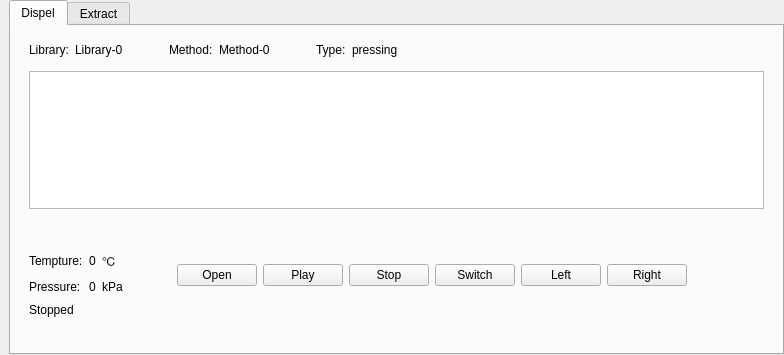
photonlili/Tank, file tank/qdispelform.ui: the form before one commit.
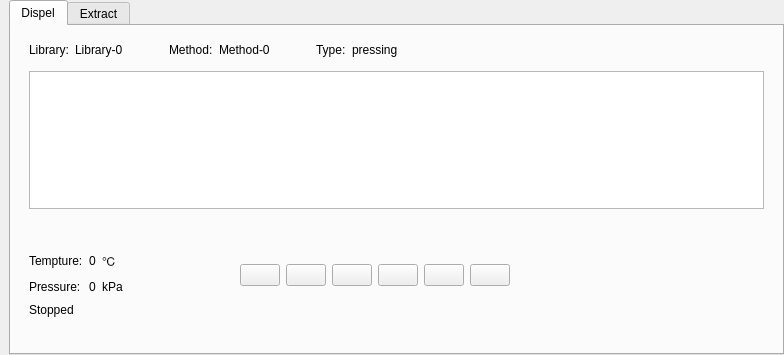
The form after the commit. Custom widgets are drawn as their Qt base class.

What changed in the file:
```diff
--- a/tank/qdispelform.ui
+++ b/tank/qdispelform.ui
@@ -463,7 +463,7 @@
                    </size>
                   </property>
                   <property name="text">
-                   <string>Open</string>
+                   <string/>
                   </property>
                  </widget>
                 </item>
@@ -476,35 +476,35 @@
                    </size>
                   </property>
                   <property name="text">
-                   <string>Play</string>
+                   <string/>
                   </property>
                  </widget>
                 </item>
                 <item>
                  <widget class="QCPushButton" name="btn_stop">
                   <property name="text">
-                   <string>Stop</string>
+                   <string/>
                   </property>
                  </widget>
                 </item>
                 <item>
                  <widget class="QCPushButton" name="btn_trans">
                   <property name="text">
-                   <string>Switch</string>
+                   <string/>
                   </property>
                  </widget>
                 </item>
                 <item>
                  <widget class="QCPushButton" name="btn_turn">
                   <property name="text">
-                   <string>Left</string>
+                   <string/>
                   </property>
                  </widget>
                 </item>
                 <item>
                  <widget class="QCPushButton" name="pushButton_4">
                   <property name="text">
-                   <string>Right</string>
+                   <string/>
                   </property>
                  </widget>
                 </item>
```
Left out of the diff: 14 changed lines with no effect on the pictures.
